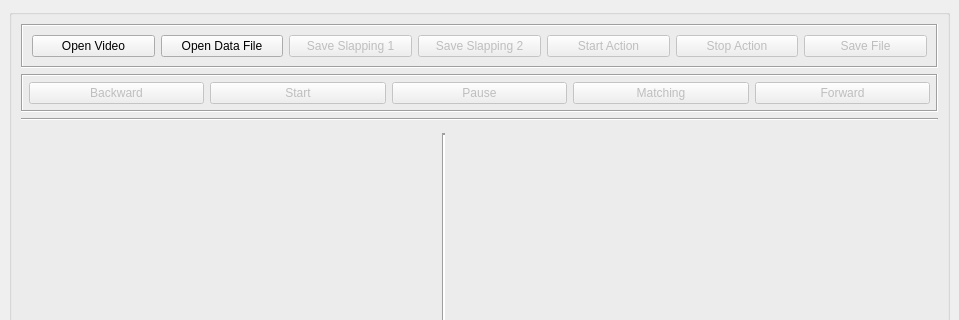
Before: the Qt Designer form MainForm2.ui in Mossujirat/Video-Graph-Player, drawn with Qt 5; both pictures show x 0 to 959 and y 0 to 320 of the 959 by 834 pixel window.
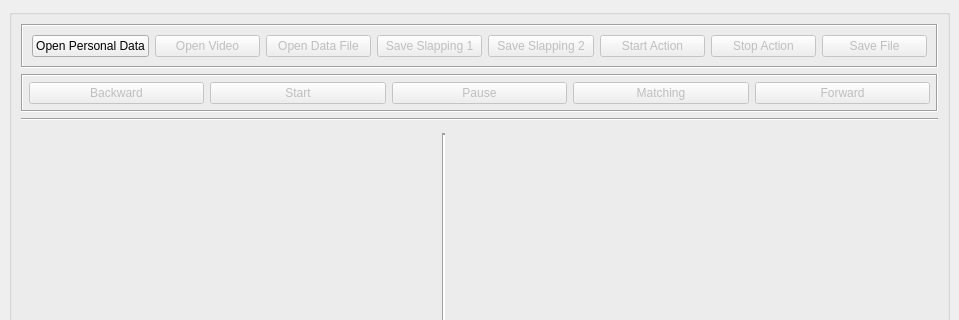
After: the same form once the commit is applied.

Commit message: Increase personal data (BMI) after labeling data

The edit to the form file:
```diff
--- a/MainForm2.ui
+++ b/MainForm2.ui
@@ -48,10 +48,17 @@
           <enum>QFrame::Sunken</enum>
          </property>
          <layout class="QHBoxLayout" name="horizontalLayout_5">
+          <item>
+           <widget class="QPushButton" name="personalButton">
+            <property name="text">
+             <string>Open Personal Data</string>
+            </property>
+           </widget>
+          </item>
           <item>
            <widget class="QPushButton" name="openButton">
             <property name="enabled">
-             <bool>true</bool>
+             <bool>false</bool>
             </property>
             <property name="focusPolicy">
              <enum>Qt::NoFocus</enum>
@@ -63,6 +70,9 @@
           </item>
           <item>
            <widget class="QPushButton" name="fileButton">
+            <property name="enabled">
+             <bool>false</bool>
+            </property>
             <property name="focusPolicy">
              <enum>Qt::NoFocus</enum>
             </property>
```
The commit also changes 6 other files.
